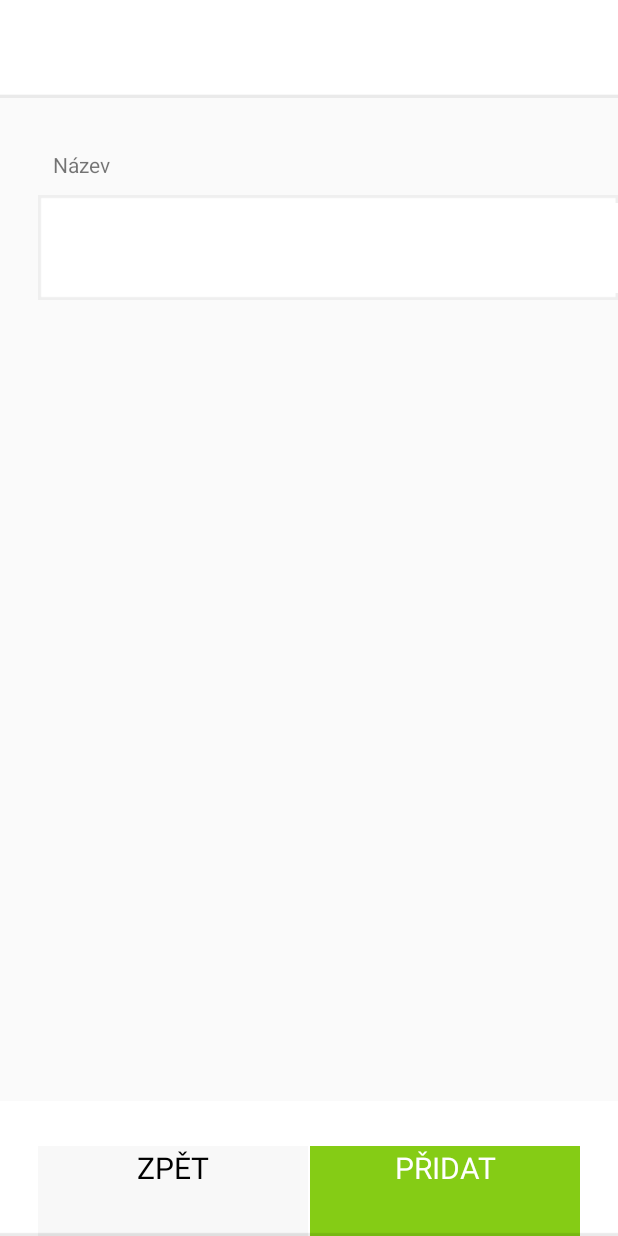
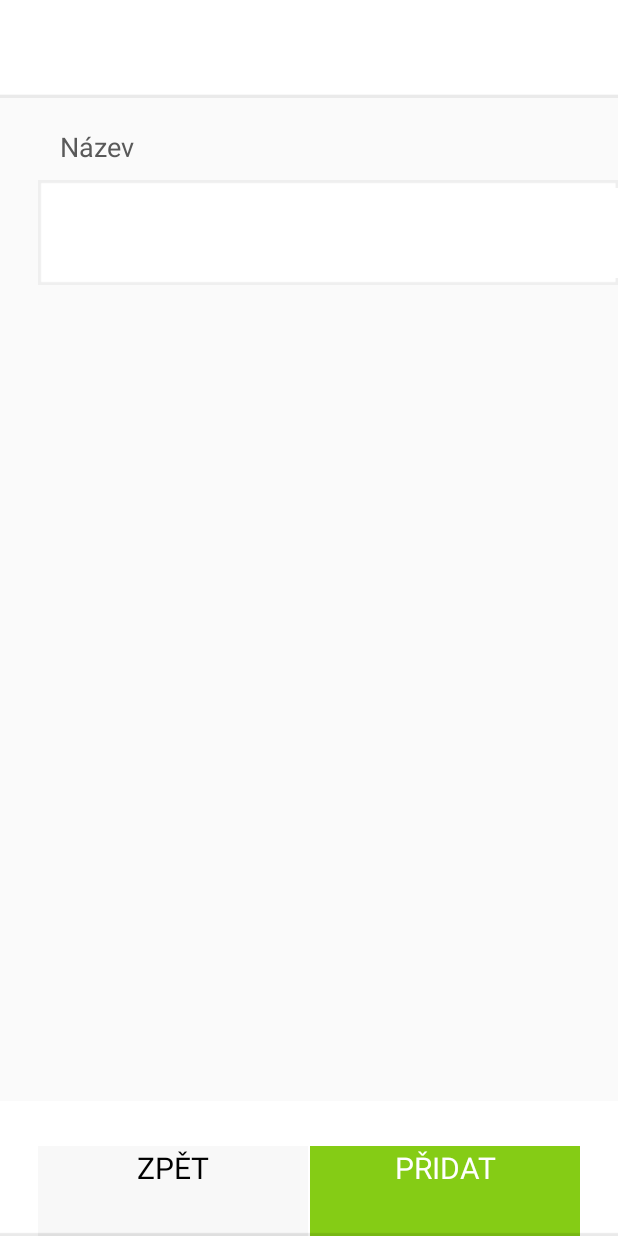
Before and after one commit to melounovycukr/MelounovyCukr, an Android app: the layout fragment_add_sortiment.xml on its own in the app's theme, with its tools: preview values and no code run, on a phone screen of 412 x 824 dp. Run offline under Robolectric (Android 15) with nearby library versions, the phone set to English and light mode, and no system bars.

Commit message:
yeah fragments

```diff
--- a/app/src/main/java/com/brnokavarna/melounovycukr/app/View/AddSortimentDialog.java
+++ b/app/src/main/java/com/brnokavarna/melounovycukr/app/View/AddSortimentDialog.java
@@ -10,6 +10,7 @@ import android.view.ViewGroup;
 import android.view.Window;
 import android.widget.AdapterView;
 import android.widget.ArrayAdapter;
+import android.widget.EditText;
 import android.widget.ImageView;
 import android.widget.ListView;
 import android.widget.TextView;
@@ -37,6 +38,7 @@ public class AddSortimentDialog extends DialogFragment{
         getDialog().getWindow().requestFeature(Window.FEATURE_NO_TITLE);
 
         Typeface gothamLight = Typeface.createFromAsset(getActivity().getAssets(), "Gotham-Light.otf");
+        Typeface gothamBook = Typeface.createFromAsset(getActivity().getAssets(), "Gotham-Book.otf");
         TextView addText = (TextView) view.findViewById(R.id.addText);
         addText.setTypeface(gothamLight);
 
@@ -52,6 +54,18 @@ public class AddSortimentDialog extends DialogFragment{
         TextView titleText = (TextView) view.findViewById(R.id.titleText);
         titleText.setText("Přidat sortiment");
         titleText.setTypeface(gothamLight);
+
+        TextView sortimentNameText = (TextView) view.findViewById(R.id.sortimentNameText);
+        sortimentNameText.setTypeface(gothamBook);
+
+        EditText sortimentNameEditText = (EditText) view.findViewById(R.id.sortimentNameEditText);
+        sortimentNameEditText.setTypeface(gothamBook);
+
+        TextView sortimentCostText = (TextView) view.findViewById(R.id.sortimentCostText);
+        sortimentCostText.setTypeface(gothamBook);
+
+        EditText sortimentCostEditText = (EditText) view.findViewById(R.id.sortimentCostEditText);
+        sortimentCostEditText.setTypeface(gothamBook);
 
         return view;
     }
@@ -77,7 +91,7 @@ public class AddSortimentDialog extends DialogFragment{
             return;
 
         int dialogWidth = 700; // specify a value here
-        int dialogHeight = 330; // specify a value here
+        int dialogHeight = 320; // specify a value here
 
         getDialog().getWindow().setLayout(dialogWidth, dialogHeight);
 
--- a/app/src/main/res/layout/fragment_add_sortiment.xml
+++ b/app/src/main/res/layout/fragment_add_sortiment.xml
@@ -88,7 +88,7 @@
         android:layout_width="450dp"
         android:layout_height="70dp"
         android:layout_marginLeft="25dp"
-        android:layout_marginTop="130dp"
+        android:layout_marginTop="120dp"
         android:src="@drawable/input"
         android:scaleType="fitXY" />
 
@@ -97,8 +97,9 @@
         android:layout_width="430dp"
         android:layout_height="60dp"
         android:layout_marginLeft="35dp"
-        android:layout_marginTop="135dp"
-        android:textColor="#000000"
+        android:layout_marginTop="125dp"
+        android:textSize="18sp"
+        android:textColor="#595959"
         android:background="#ffffff"
         android:scaleType="fitXY" />
 
@@ -106,8 +107,10 @@
         android:id="@+id/sortimentNameText"
         android:layout_width="wrap_content"
         android:layout_height="wrap_content"
-        android:layout_marginLeft="35dp"
-        android:layout_marginTop="100dp"
+        android:layout_marginLeft="40dp"
+        android:layout_marginTop="85dp"
+        android:textSize="18sp"
+        android:textColor="#595959"
         android:text="Název"
         android:scaleType="fitXY" />
 
@@ -116,7 +119,7 @@
         android:layout_width="170dp"
         android:layout_height="70dp"
         android:layout_marginLeft="490dp"
-        android:layout_marginTop="130dp"
+        android:layout_marginTop="120dp"
         android:src="@drawable/input"
         android:scaleType="fitXY" />
 
@@ -125,8 +128,9 @@
         android:layout_width="140dp"
         android:layout_height="60dp"
         android:layout_marginLeft="505dp"
-        android:layout_marginTop="135dp"
-        android:textColor="#000000"
+        android:layout_marginTop="125dp"
+        android:textSize="18sp"
+        android:textColor="#595959"
         android:background="#ffffff"
         android:scaleType="fitXY" />
 
@@ -134,9 +138,11 @@
         android:id="@+id/sortimentCostText"
         android:layout_width="wrap_content"
         android:layout_height="wrap_content"
-        android:layout_marginLeft="505dp"
-        android:layout_marginTop="100dp"
+        android:layout_marginLeft="510dp"
+        android:layout_marginTop="85dp"
         android:text="Cena"
+        android:textSize="18sp"
+        android:textColor="#595959"
         android:scaleType="fitXY" />
 
 </RelativeLayout>
```
